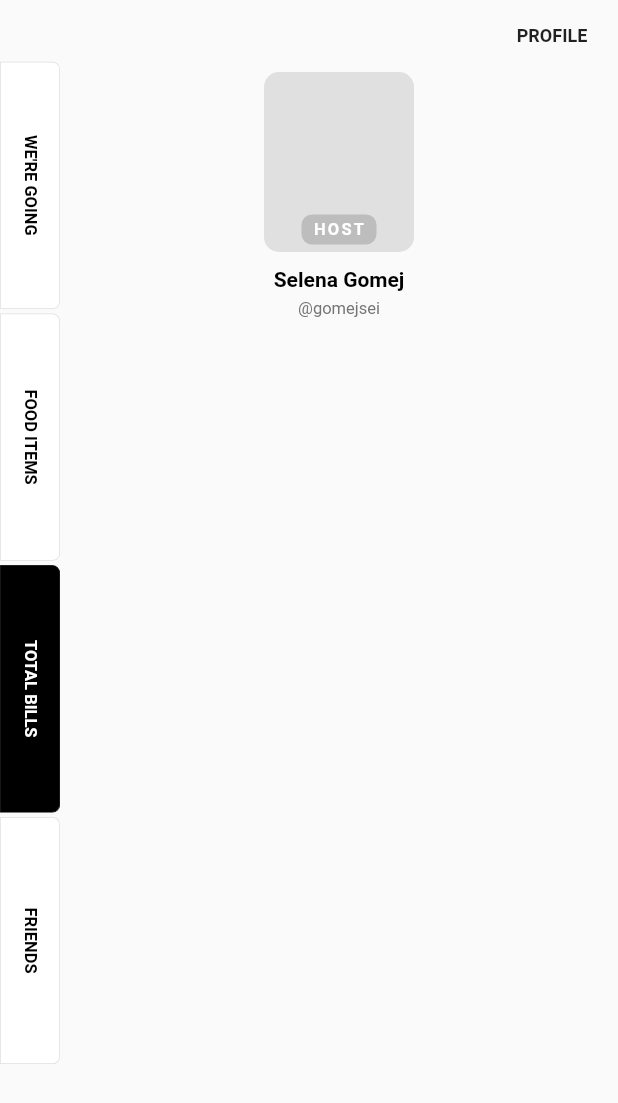
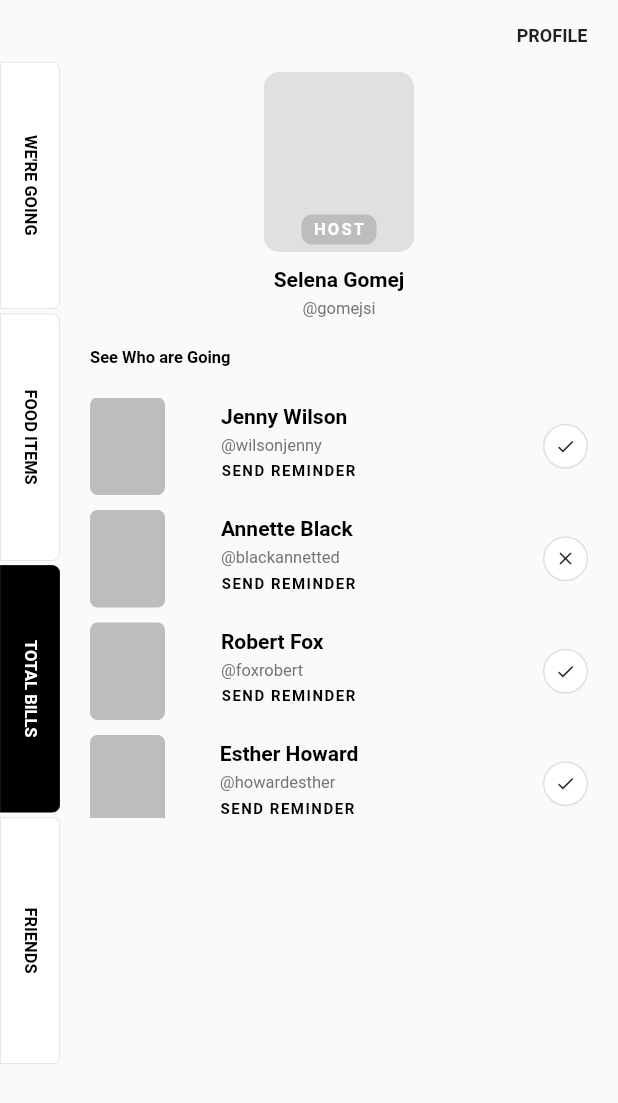
Before and after one commit to sumit-coder/image-to-real-1-flutter, a Flutter app: the screen it shows after launch, after a tap on "FOOD ITEMS", after a tap on "TOTAL BILLS", on a phone screen of 412 x 824 dp. Shown: the top 1103 px of the screen. Run offline on Flutter 3.47's test engine with Material 2 defaults, Android fonts, the phone set to English and light mode, and no system bars.

Commit message:
3 main pages are added  profile working v_4

```diff
--- a/lib/main.dart
+++ b/lib/main.dart
@@ -1,6 +1,7 @@
 import 'package:flutter/material.dart';
 import 'package:img_to_real_1/pages/food_items.dart';
 import 'package:img_to_real_1/pages/friends.dart';
+import 'package:img_to_real_1/pages/profile.dart';
 import 'pages/weare_going.dart';
 
 void main() {
@@ -33,7 +34,7 @@ class HomeState extends State<Home> {
   bool button_3 = false;
   bool button_4 = false;
 
-  returnPage() {
+  returnPage(context) {
     if (button_1 == true) {
       return WeAreGoing();
     } else if (button_2 == true) {
@@ -112,7 +113,39 @@ class HomeState extends State<Home> {
             ],
           ),
         ),
-        returnPage()
+        Expanded(
+          child: Column(
+            children: <Widget>[
+              Align(
+                alignment: Alignment.centerRight,
+                child: FlatButton(
+                  height: 20.0,
+                  padding: EdgeInsets.all(0.0),
+                  child: Text(
+                    'PROFILE',
+                    style:
+                        TextStyle(fontWeight: FontWeight.bold, fontSize: 12.0),
+                  ),
+                  onPressed: () {
+                    // Navigator.push(
+                    //   context,
+                    //   MaterialPageRoute(
+                    //     builder: (context) {
+                    //       return Profile();
+                    //     },
+                    //   ),
+                    // );
+                    Navigator.push(
+                      context,
+                      MaterialPageRoute(builder: (context) => Profile()),
+                    );
+                  },
+                ),
+              ),
+              returnPage(context)
+            ],
+          ),
+        ),
       ],
     );
   }
--- a/lib/pages/food_items.dart
+++ b/lib/pages/food_items.dart
@@ -1,6 +1,5 @@
 import 'package:flutter/cupertino.dart';
 
-import 'package:flutter/cupertino.dart';
 import 'package:flutter/material.dart';
 
 Widget FoodItems() {
@@ -9,18 +8,18 @@ Widget FoodItems() {
       // color: Colors.grey,
       child: Column(
         children: <Widget>[
-          Align(
-            alignment: Alignment.centerRight,
-            child: FlatButton(
-              height: 20.0,
-              padding: EdgeInsets.all(0.0),
-              child: Text(
-                'PROFILE',
-                style: TextStyle(fontWeight: FontWeight.bold, fontSize: 12.0),
-              ),
-              onPressed: () {},
-            ),
-          ),
+          // Align(
+          //   alignment: Alignment.centerRight,
+          //   child: FlatButton(
+          //     height: 20.0,
+          //     padding: EdgeInsets.all(0.0),
+          //     child: Text(
+          //       'PROFILE',
+          //       style: TextStyle(fontWeight: FontWeight.bold, fontSize: 12.0),
+          //     ),
+          //     onPressed: () {},
+          //   ),
+          // ),
           Container(
             alignment: Alignment.centerLeft,
             padding: EdgeInsets.only(left: 20.0),
--- a/lib/pages/friends.dart
+++ b/lib/pages/friends.dart
@@ -1,6 +1,5 @@
 import 'package:flutter/cupertino.dart';
 
-import 'package:flutter/cupertino.dart';
 import 'package:flutter/material.dart';
 
 Widget Friends() {
@@ -9,18 +8,18 @@ Widget Friends() {
       // color: Colors.grey,
       child: Column(
         children: <Widget>[
-          Align(
-            alignment: Alignment.centerRight,
-            child: FlatButton(
-              height: 20.0,
-              padding: EdgeInsets.all(0.0),
-              child: Text(
-                'PROFILE',
-                style: TextStyle(fontWeight: FontWeight.bold, fontSize: 12.0),
-              ),
-              onPressed: () {},
-            ),
-          ),
+          // Align(
+          //   alignment: Alignment.centerRight,
+          //   child: FlatButton(
+          //     height: 20.0,
+          //     padding: EdgeInsets.all(0.0),
+          //     child: Text(
+          //       'PROFILE',
+          //       style: TextStyle(fontWeight: FontWeight.bold, fontSize: 12.0),
+          //     ),
+          //     onPressed: () {},
+          //   ),
+          // ),
           Container(
             child: Column(
               children: [
@@ -69,7 +68,7 @@ Widget Friends() {
                 ),
                 SizedBox(height: 5.0),
                 Text(
-                  '@gomejsei',
+                  '@gomejsi',
                   style: TextStyle(
                     fontWeight: FontWeight.normal,
                     color: Colors.grey[600],
@@ -79,8 +78,145 @@ Widget Friends() {
               ],
             ),
           ),
+          Expanded(
+            child: Container(
+              // height: 150.0,
+              margin: EdgeInsets.only(right: 20.0, left: 20.0, top: 20.0),
+              child: Column(
+                children: <Widget>[
+                  Align(
+                    alignment: Alignment.centerLeft,
+                    child: Text(
+                      'See Who are Going',
+                      style: TextStyle(
+                        fontWeight: FontWeight.bold,
+                        color: Colors.black,
+                        fontSize: 11.0,
+                      ),
+                    ),
+                  ),
+                  SizedBox(
+                    height: 20.0,
+                  ),
+                  Container(
+                    height: 280.0,
+                    // color: Colors.grey,
+                    child: ListView(
+                      // scrollDirection: Axis.vertical,
+                      children: [
+                        FriendsListItem(
+                          name: 'Jenny Wilson',
+                          userName: 'wilsonjenny',
+                          state: true,
+                        ),
+                        FriendsListItem(
+                          name: 'Annette Black',
+                          userName: 'blackannetted',
+                          state: false,
+                        ),
+                        FriendsListItem(
+                          name: 'Robert Fox',
+                          userName: 'foxrobert',
+                          state: true,
+                        ),
+                        FriendsListItem(
+                          name: 'Esther Howard',
+                          userName: 'howardesther',
+                          state: true,
+                        ),
+                        // FriendsListItem(),
+                        // FriendsListItem(),
+                        // FriendsListItem(),
+                      ],
+                    ),
+                  ),
+                ],
+              ),
+            ),
+          ),
         ],
       ),
     ),
   );
 }
+
+class FriendsListItem extends StatelessWidget {
+  const FriendsListItem({
+    Key key,
+    this.name,
+    this.userName,
+    this.state,
+  }) : super(key: key);
+  final String name;
+  final String userName;
+  final bool state;
+
+  @override
+  Widget build(BuildContext context) {
+    return Container(
+      // color: Colors.grey,
+      margin: EdgeInsets.only(bottom: 10.0),
+      child: Row(
+        mainAxisAlignment: MainAxisAlignment.spaceBetween,
+        children: <Widget>[
+          Container(
+            height: 65.0,
+            width: 50.0,
+            decoration: BoxDecoration(
+              color: Colors.grey[400],
+              borderRadius: BorderRadius.circular(5.0),
+            ),
+          ),
+          Column(
+            mainAxisAlignment: MainAxisAlignment.spaceBetween,
+            crossAxisAlignment: CrossAxisAlignment.start,
+            children: <Widget>[
+              Text(
+                name,
+                style: TextStyle(
+                  fontWeight: FontWeight.bold,
+                  color: Colors.black,
+                  fontSize: 14.0,
+                ),
+              ),
+              SizedBox(height: 5.0),
+              Text(
+                '@${userName}',
+                style: TextStyle(
+                  fontWeight: FontWeight.normal,
+                  color: Colors.grey[600],
+                  fontSize: 11.0,
+                ),
+              ),
+              SizedBox(height: 5.0),
+              Text(
+                'SEND REMINDER',
+                style: TextStyle(
+                  fontWeight: FontWeight.bold,
+                  color: Colors.black,
+                  fontSize: 10.0,
+                  letterSpacing: 1.0,
+                ),
+              ),
+              SizedBox(height: 5.0),
+            ],
+          ),
+          SizedBox(width: 50.0),
+          Container(
+            height: 30.0,
+            width: 30.0,
+            decoration: BoxDecoration(
+              color: Colors.white,
+              borderRadius: BorderRadius.circular(15.0),
+              border: Border.all(color: Colors.grey[300], width: 1.0),
+            ),
+            child: Icon(
+              state ? Icons.check : Icons.clear,
+              size: 14.0,
+            ),
+          ),
+        ],
+      ),
+    );
+  }
+}
--- /dev/null
+++ b/lib/pages/profile.dart
@@ -0,0 +1,55 @@
+import 'package:flutter/cupertino.dart';
+
+import 'package:flutter/material.dart';
+
+class Profile extends StatelessWidget {
+  @override
+  Widget build(BuildContext context) {
+    return Scaffold(
+      body: Center(
+        child: Container(
+          child: SafeArea(
+            child: Column(
+              children: <Widget>[
+                Align(
+                  alignment: Alignment.centerRight,
+                  child: FlatButton(
+                    height: 20.0,
+                    padding: EdgeInsets.all(0.0),
+                    child: Text(
+                      'PROFILE',
+                      style: TextStyle(
+                          fontWeight: FontWeight.bold, fontSize: 12.0),
+                    ),
+                    onPressed: () {
+                      // Navigator.push(
+                      //   context,
+                      //   MaterialPageRoute(
+                      //     builder: (context) {
+                      //       return Profile();
+                      //     },
+                      //   ),
+                      // );
+                      Navigator.push(
+                        context,
+                        MaterialPageRoute(builder: (context) => Profile()),
+                      );
+                    },
+                  ),
+                ),
+                Container(
+                  margin: EdgeInsets.all(20.0),
+                  height: 200.0,
+                  decoration: BoxDecoration(
+                    color: Colors.grey[300],
+                    borderRadius: BorderRadius.circular(15.0),
+                  ),
+                )
+              ],
+            ),
+          ),
+        ),
+      ),
+    );
+  }
+}
--- a/lib/pages/total_bills.dart
+++ b/lib/pages/total_bills.dart
@@ -1,6 +1,6 @@
 import 'package:flutter/cupertino.dart';
 
-import 'package:flutter/cupertino.dart';
+
 import 'package:flutter/material.dart';
 
 Widget TotalBill() {
--- a/lib/pages/weare_going.dart
+++ b/lib/pages/weare_going.dart
@@ -1,3 +1,5 @@
+// import 'dart:js';
+
 import 'package:flutter/cupertino.dart';
 import 'package:flutter/material.dart';
 
@@ -7,18 +9,22 @@ Widget WeAreGoing() {
       // color: Colors.grey,
       child: Column(
         children: <Widget>[
-          Align(
-            alignment: Alignment.centerRight,
-            child: FlatButton(
-              height: 20.0,
-              padding: EdgeInsets.all(0.0),
-              child: Text(
-                'PROFILE',
-                style: TextStyle(fontWeight: FontWeight.bold, fontSize: 12.0),
-              ),
-              onPressed: () {},
-            ),
-          ),
+          // Align(
+          //   alignment: Alignment.centerRight,
+          //   child: FlatButton(
+          //     height: 20.0,
+          //     padding: EdgeInsets.all(0.0),
+          //     child: Text(
+          //       'PROFILE',
+          //       style: TextStyle(fontWeight: FontWeight.bold, fontSize: 12.0),
+          //     ),
+          //     onPressed: () {
+          //       // Navigator.push(context, MaterialPageRoute(builder: (context) {
+          //       //   return Profile();
+          //       // }));
+          //     },
+          //   ),
+          // ),
           Container(
             margin: EdgeInsets.fromLTRB(20.0, 0.0, 20.0, 10.0),
             height: 200.0,
```
